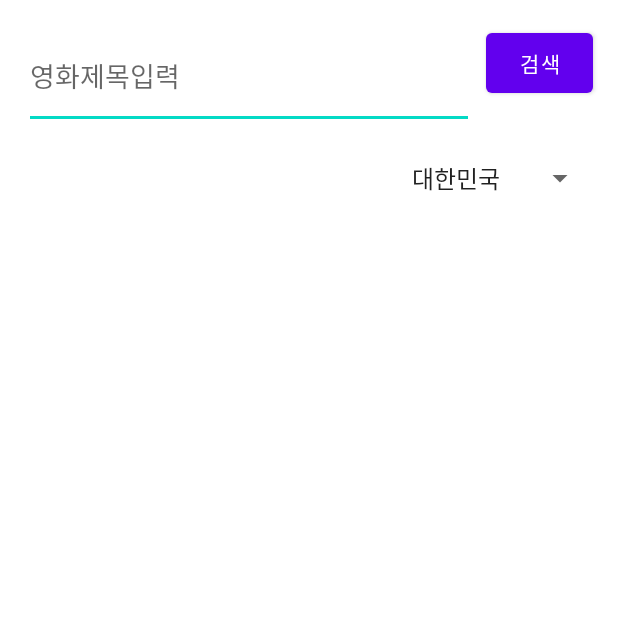
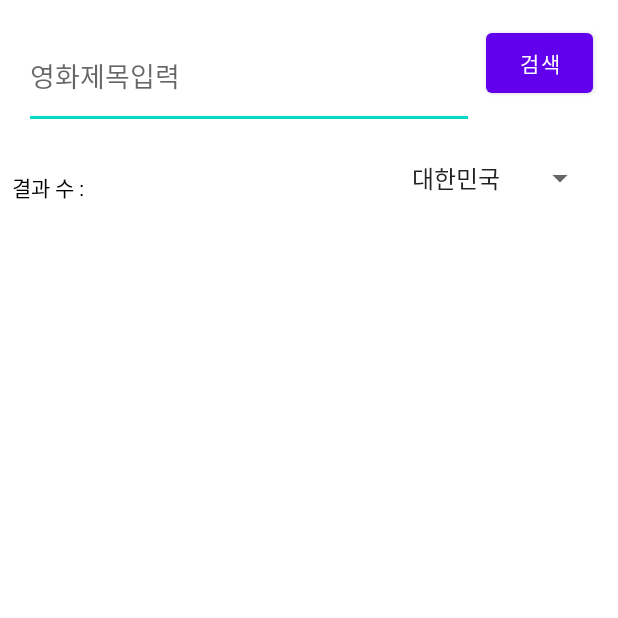
Before and after one commit to kimjw2003/movie, an Android app: the screen it shows after launch (MainActivity), on a phone screen of 412 x 824 dp, the top half of it. Run offline under Robolectric (Android 15) with nearby library versions, the phone set to English and light mode, and no system bars.

Commit message:
[BUGFIX]

```diff
--- a/app/src/main/AndroidManifest.xml
+++ b/app/src/main/AndroidManifest.xml
@@ -13,7 +13,8 @@
         android:supportsRtl="true"
         android:theme="@style/Theme.Movie">
         <activity android:name=".DetailActivity"></activity>
-        <activity android:name=".MainActivity">
+        <activity android:name=".MainActivity"
+            android:windowSoftInputMode="adjustResize">
             <intent-filter>
                 <action android:name="android.intent.action.MAIN" />
 
--- a/app/src/main/java/com/example/movie/MainActivity.kt
+++ b/app/src/main/java/com/example/movie/MainActivity.kt
@@ -9,6 +9,7 @@ import android.view.KeyEvent.KEYCODE_ENTER
 import android.view.View
 import android.widget.AdapterView
 import android.widget.ArrayAdapter
+import android.widget.Toast
 import androidx.recyclerview.widget.LinearLayoutManager
 import com.example.movie.adapter.RcViewAdapter
 import com.example.movie.data.Base
@@ -45,10 +46,9 @@ class MainActivity : AppCompatActivity() {
             getMovie()
             rcView.visibility = View.VISIBLE
         }
-        search_Et.setOnKeyListener { v, keyCode, event ->
-            if (event.action == KeyEvent.ACTION_DOWN && keyCode == KEYCODE_ENTER){
-                getMovie()
-            }
+
+        search_Et.setOnEditorActionListener { v, actionId, event ->
+            getMovie()
             true
         }
 
@@ -60,11 +60,11 @@ class MainActivity : AppCompatActivity() {
         MovieClient.retrofitService.getMovie("kmdb_new2", "Y", "1QS3HYA074P8X6W4TEF3", ""+country.text.toString(),
              ""+search_Et.text.toString(), "", "극영화", "20"
         ).enqueue(object : retrofit2.Callback<Base> {
-            @SuppressLint("CheckResult")
             override fun onResponse(call: Call<Base>, response: Response<Base>) {
                 Log.d("Logd", "onResponse")
+                Log.d("Logd","검색된 영화 수 : "+ response.body()?.TotalCount.toString())
 
-                    Log.d("Logd","검색된 영화 수 : "+ response.body()?.TotalCount.toString())
+                item_size.text = response.body()?.TotalCount.toString()
 
                     var movieList = ArrayList<MovieData>()
                         response.body()?.Data?.get(0)?.Result?.forEach {it ->       //response.body()?.Data?.get(0)?.Result -> it 으로 정의
@@ -72,7 +72,7 @@ class MainActivity : AppCompatActivity() {
                             if(postIdx == -1){
                                 postIdx = it.posters.length
                             }
-                            movieList.add(MovieData(it.titleEtc!!.substring(0, it.titleEtc!!.indexOf("^")),
+                            movieList.add(MovieData(it.titleEtc!!.substring(0, it.titleEtc.indexOf("^")),
                                 it.actors?.actor?.get(0)?.actorNm!!,
                                 if(it.posters.isNotEmpty()) it.posters.substring(0, postIdx) else "", country.text.toString()))
                     }
--- a/app/src/main/java/com/example/movie/adapter/RcViewAdapter.kt
+++ b/app/src/main/java/com/example/movie/adapter/RcViewAdapter.kt
@@ -22,6 +22,7 @@ class RcViewAdapter (val movieData: ArrayList<MovieData>) : RecyclerView.Adapter
         var title = itemView.findViewById<TextView>(R.id.movie_title_Tv)
         var actor = itemView.findViewById<TextView>(R.id.movie_actor_Tv)
         var poster = itemView.findViewById<ImageView>(R.id.movie_poster_Iv)
+        var itemsize = itemView.findViewById<TextView>(R.id.item_size)
 
         fun bind(data : MovieData){
             title.text = data.title
--- a/app/src/main/res/drawable/rcview_teduri.xml
+++ b/app/src/main/res/drawable/rcview_teduri.xml
@@ -1,4 +1,5 @@
 <?xml version="1.0" encoding="utf-8"?>
 <shape xmlns:android="http://schemas.android.com/apk/res/android">
     <solid android:color="#ffffff"></solid>
+    <stroke android:width="1dp" android:color="@color/purple_500"></stroke>
 </shape>
--- a/app/src/main/res/layout/activity_main.xml
+++ b/app/src/main/res/layout/activity_main.xml
@@ -20,6 +20,9 @@
         android:layout_width="300dp"
         android:layout_height="70dp"
         android:layout_marginTop="16dp"
+        android:maxLines="1"
+        android:inputType="text"
+        android:imeOptions="normal"
         android:hint="영화제목입력"
         app:layout_constraintEnd_toEndOf="parent"
         app:layout_constraintHorizontal_bias="0.144"
@@ -37,11 +40,32 @@
         app:layout_constraintStart_toEndOf="@+id/search_Et"
         app:layout_constraintTop_toTopOf="parent" />
 
+    <TextView
+        android:id="@+id/item_size_title"
+        android:layout_width="wrap_content"
+        android:layout_height="wrap_content"
+        android:layout_marginTop="28dp"
+        android:layout_marginStart="8dp"
+        android:text="결과 수 :"
+        android:textColor="#000000"
+        app:layout_constraintStart_toStartOf="parent"
+        app:layout_constraintTop_toBottomOf="@+id/search_Et" />
+
+    <TextView
+        android:id="@+id/item_size"
+        android:layout_width="wrap_content"
+        android:layout_height="wrap_content"
+        android:layout_marginTop="28dp"
+        android:layout_marginStart="4dp"
+        android:text=""
+        android:textColor="#000000"
+        app:layout_constraintStart_toEndOf="@+id/item_size_title"
+        app:layout_constraintTop_toBottomOf="@+id/search_Et" />
+
     <androidx.recyclerview.widget.RecyclerView
         android:id="@+id/rcView"
         android:layout_width="match_parent"
         android:layout_height="0dp"
-        android:background="#bfbfbf"
         app:layout_constraintBottom_toBottomOf="parent"
         app:layout_constraintEnd_toEndOf="parent"
         app:layout_constraintStart_toStartOf="parent"
--- a/app/src/main/res/layout/fragment_first.xml
+++ b/app/src/main/res/layout/fragment_first.xml
@@ -26,7 +26,7 @@
         android:layout_width="130dp"
         android:layout_height="200dp"
         android:layout_marginTop="16dp"
-        android:layout_marginEnd="16dp"
+        android:layout_marginEnd="4dp"
         app:layout_constraintEnd_toEndOf="parent"
         app:layout_constraintStart_toEndOf="@+id/basic_summary_run"
         app:layout_constraintTop_toTopOf="parent" />
@@ -125,7 +125,7 @@
         android:layout_marginEnd="20dp"
         android:background="@drawable/plot_back"
         android:scrollbars="vertical"
-        android:textColor="#000000"
+        android:textColor="#545454"
         app:layout_constraintBottom_toBottomOf="parent"
         app:layout_constraintEnd_toEndOf="parent"
         app:layout_constraintStart_toStartOf="parent"
--- a/app/src/main/res/layout/fragment_second.xml
+++ b/app/src/main/res/layout/fragment_second.xml
@@ -7,4 +7,5 @@
     tools:context=".tabFragment.SecondFragment">
 
 
+
 </androidx.constraintlayout.widget.ConstraintLayout>
```
Also changed, not shown: app/src/main/java/com/example/movie/tabFragment/FirstFragment.kt (+8 -6 lines), app/src/main/java/com/example/movie/tabFragment/SecondFragment.kt (+25 -2 lines).
